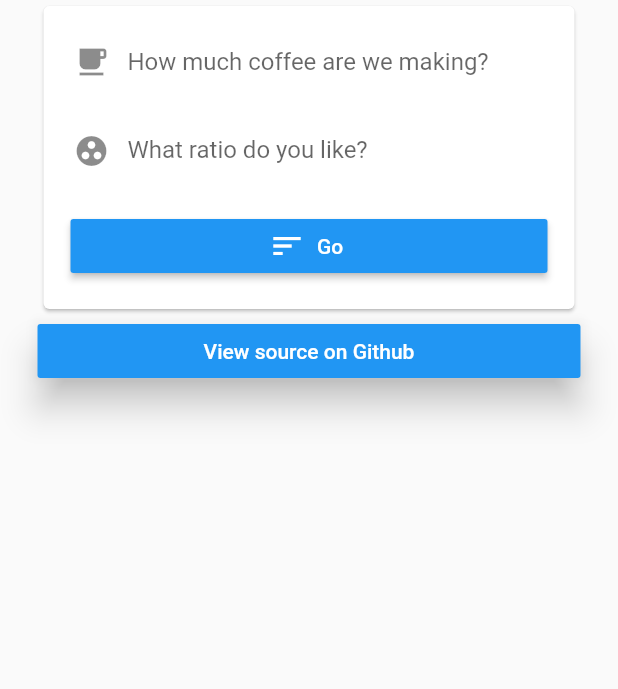
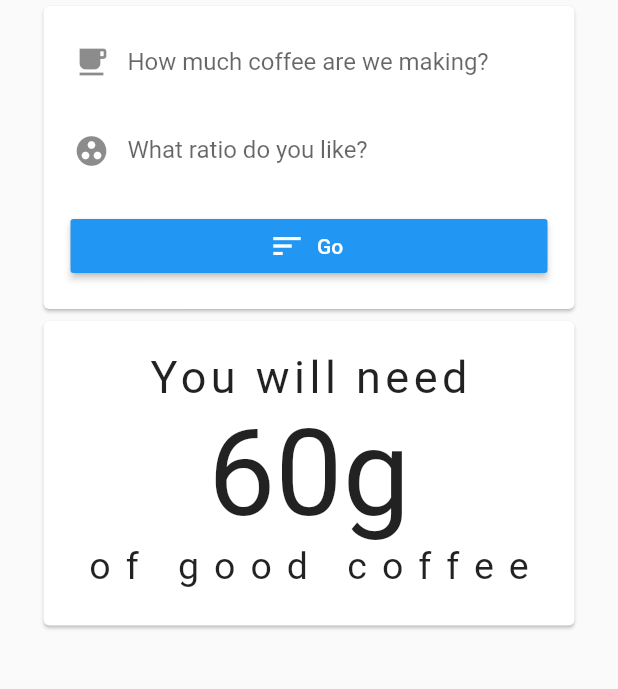
Before and after one commit to bjornnorgaard/brewbrah, a Flutter app: the screen it shows after launch, on a phone screen of 412 x 824 dp, the part 126-815 px from its top. Run offline on Flutter 3.47's test engine with Material 2 defaults, Android fonts, the phone set to English and light mode, and no system bars.

Commit message:
Did stuff

```diff
--- a/flutter/lib/home_material.dart
+++ b/flutter/lib/home_material.dart
@@ -2,6 +2,9 @@ import 'package:flutter/cupertino.dart';
 import 'package:flutter/material.dart';
 
 class HomeMaterial extends StatelessWidget {
+  var desiredAmount = 0;
+  var ratio = 0;
+
   @override
   Widget build(BuildContext context) {
     return Scaffold(
@@ -15,18 +18,48 @@ class HomeMaterial extends StatelessWidget {
                 child: Text("Brew Brah", style: TextStyle(fontSize: 50)),
               ),
               BrewForm(),
-              RaisedButton(
-                onPressed: () => print("Go to source"),
-                onLongPress: () => print("Go to long source"),
-                color: Colors.blue,
-                textColor: Colors.white,
-                elevation: 10,
-                child: Text("View source on Github"),
+              Card(
+                child: Padding(
+                  padding: const EdgeInsets.only(top: 20, bottom: 25),
+                  child: Center(
+                    child: Column(
+                      // mainAxisAlignment: MainAxisAlignment.center,
+                      children: <Widget>[
+                        Text(
+                          "You will need",
+                          style: TextStyle(fontSize: 30, letterSpacing: 3),
+                        ),
+                        Text(
+                          "60g",
+                          style: TextStyle(fontSize: 80),
+                        ),
+                        Text(
+                          "of good coffee",
+                          style: TextStyle(fontSize: 25, letterSpacing: 10),
+                        )
+                      ],
+                    ),
+                  ),
+                ),
               ),
+              // GoToGithubButton()
             ],
           ),
         ),
       ),
+    );
+  }
+}
+
+class GoToGithubButton extends StatelessWidget {
+  @override
+  Widget build(BuildContext context) {
+    return RaisedButton(
+      onPressed: () => print("Go to source"),
+      onLongPress: () => print("Go to long source"),
+      color: Colors.white,
+      textColor: Colors.blue,
+      child: Text("View source on Github"),
     );
   }
 }
--- a/flutter/lib/main.dart
+++ b/flutter/lib/main.dart
@@ -11,6 +11,7 @@ class MyApp extends StatelessWidget {
         theme: ThemeData(
           primarySwatch: Colors.blue,
         ),
+        debugShowCheckedModeBanner: false,
         home: HomeMaterial());
   }
 }
--- a/flutter/pubspec.yaml
+++ b/flutter/pubspec.yaml
@@ -41,8 +41,8 @@ flutter:
   uses-material-design: true
 
   # To add assets to your application, add an assets section, like this:
-  # assets:
-  #  - images/a_dot_burr.jpeg
+  assets:
+   - assets/ic_brewbrah/res/mipmap-xxxhdpi/ic_brewbrah.png
   #  - images/a_dot_ham.jpeg
 
   # An image asset can refer to one or more resolution-specific "variants", see
```
Also changed, not shown: flutter/assets/ic_brewbrah/res/mipmap-hdpi/ic_brewbrah.png (added), flutter/assets/ic_brewbrah/res/mipmap-mdpi/ic_brewbrah.png (added), flutter/assets/ic_brewbrah/res/mipmap-xhdpi/ic_brewbrah.png (added), flutter/assets/ic_brewbrah/res/mipmap-xxhdpi/ic_brewbrah.png (added), flutter/assets/ic_brewbrah/res/mipmap-xxxhdpi/ic_brewbrah.png (added), flutter/assets/ic_brewbrah/web_hi_res_512.png (added).
